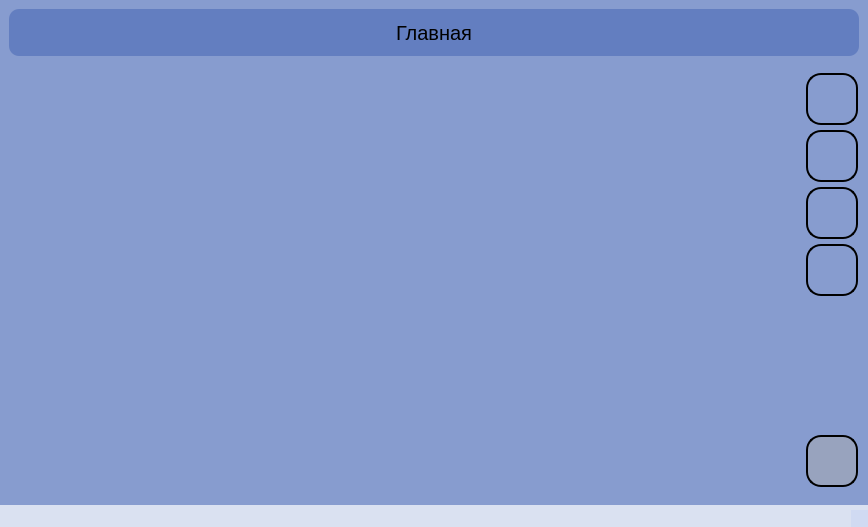
Before: the Qt Designer form mainwindow.ui in Shersula/LibrarySystem, drawn with Qt 5.
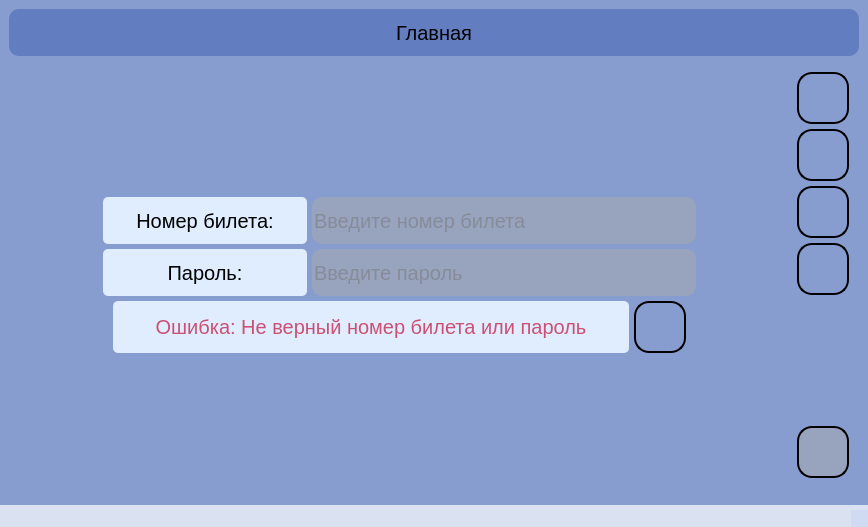
After: the same form once the commit is applied. The open tabs and pages were chosen to show the change. Icons and pictures are not drawn.

Diff of the .ui file:
```diff
--- a/mainwindow.ui
+++ b/mainwindow.ui
@@ -390,17 +390,536 @@
           </layout>
          </widget>
          <widget class="QWidget" name="AuthorizedPage">
-          <layout class="QVBoxLayout" name="verticalLayout_5"/>
-         </widget>
+          <layout class="QVBoxLayout" name="verticalLayout_5">
+           <property name="spacing">
+            <number>5</number>
+           </property>
+           <property name="leftMargin">
+            <number>0</number>
+           </property>
+           <property name="topMargin">
+            <number>0</number>
+           </property>
+           <property name="rightMargin">
+            <number>0</number>
+           </property>
+           <property name="bottomMargin">
+            <number>0</number>
+           </property>
+           <item>
+            <spacer name="verticalSpacer_2">
+             <property name="orientation">
+              <enum>Qt::Vertical</enum>
+             </property>
+             <property name="sizeType">
+              <enum>QSizePolicy::Expanding</enum>
+             </property>
+             <property name="sizeHint" stdset="0">
+              <size>
+               <width>20</width>
+               <height>300</height>
+              </size>
+             </property>
+            </spacer>
+           </item>
+           <item>
+            <widget class="QWidget" name="TicketNumber" native="true">
+             <property name="sizePolicy">
+              <sizepolicy hsizetype="Preferred" vsizetype="Preferred">
+               <horstretch>0</horstretch>
+               <verstretch>0</verstretch>
+              </sizepolicy>
+             </property>
+             <property name="styleSheet">
+              <string notr="true"/>
+             </property>
+             <layout class="QHBoxLayout" name="horizontalLayout">
+              <property name="spacing">
+               <number>5</number>
+              </property>
+              <property name="leftMargin">
+               <number>0</number>
+              </property>
+              <property name="topMargin">
+               <number>0</number>
+              </property>
+              <property name="rightMargin">
+               <number>0</number>
+              </property>
+              <property name="bottomMargin">
+               <number>0</number>
+              </property>
+              <item>
+               <spacer name="horizontalSpacer_4">
+                <property name="orientation">
+                 <enum>Qt::Horizontal</enum>
+                </property>
+                <property name="sizeHint" stdset="0">
+                 <size>
+                  <width>40</width>
+                  <height>20</height>
+                 </size>
+                </property>
+               </spacer>
+              </item>
+              <item>
+               <widget class="QWidget" name="TicketLabel" native="true">
+                <property name="sizePolicy">
+                 <sizepolicy hsizetype="Fixed" vsizetype="Fixed">
+                  <horstretch>0</horstretch>
+                  <verstretch>0</verstretch>
+                 </sizepolicy>
+                </property>
+                <property name="minimumSize">
+                 <size>
+                  <width>204</width>
+                  <height>47</height>
+                 </size>
+                </property>
+                <property name="maximumSize">
+                 <size>
+                  <width>204</width>
+                  <height>47</height>
+                 </size>
+                </property>
+                <property name="styleSheet">
+                 <string notr="true">background-color: rgb(223, 237, 255);
+border-radius: 5px;</string>
+                </property>
+                <layout class="QVBoxLayout" name="verticalLayout_6">
+                 <property name="spacing">
+                  <number>0</number>
+                 </property>
+                 <property name="leftMargin">
+                  <number>9</number>
+                 </property>
+                 <property name="topMargin">
+                  <number>9</number>
+                 </property>
+                 <property name="rightMargin">
+                  <number>9</number>
+                 </property>
+                 <property name="bottomMargin">
+                  <number>9</number>
+                 </property>
+                 <item>
+                  <widget class="QLabel" name="TicketText">
+                   <property name="styleSheet">
+                    <string notr="true">font-family: 'Acme';
+font-size: 20px;
+color: #000000;
+
+</string>
+                   </property>
+                   <property name="text">
+                    <string>Номер билета:</string>
+                   </property>
+                   <property name="alignment">
+                    <set>Qt::AlignCenter</set>
+                   </property>
+                  </widget>
+                 </item>
+                </layout>
         </widget>
        </item>
        <item>
-        <layout class="QVBoxLayout" name="Button_Group">
+               <widget class="QLineEdit" name="TicketInput">
+                <property name="sizePolicy">
+                 <sizepolicy hsizetype="Fixed" vsizetype="Expanding">
+                  <horstretch>0</horstretch>
+                  <verstretch>0</verstretch>
+                 </sizepolicy>
+                </property>
+                <property name="minimumSize">
+                 <size>
+                  <width>384</width>
+                  <height>47</height>
+                 </size>
+                </property>
+                <property name="maximumSize">
+                 <size>
+                  <width>384</width>
+                  <height>47</height>
+                 </size>
+                </property>
+                <property name="styleSheet">
+                 <string notr="true">background-color: rgb(152, 163, 190);
+border-radius: 10px;
+
+font-family: 'Acme';
+font-size: 20px;
+color: #737373;
+
+</string>
+                </property>
+                <property name="text">
+                 <string/>
+                </property>
+                <property name="maxLength">
+                 <number>32767</number>
+                </property>
+                <property name="placeholderText">
+                 <string>Введите номер билета</string>
+                </property>
+               </widget>
+              </item>
+              <item>
+               <spacer name="horizontalSpacer_5">
+                <property name="orientation">
+                 <enum>Qt::Horizontal</enum>
+                </property>
+                <property name="sizeHint" stdset="0">
+                 <size>
+                  <width>40</width>
+                  <height>20</height>
+                 </size>
+                </property>
+               </spacer>
+              </item>
+             </layout>
+            </widget>
+           </item>
+           <item>
+            <widget class="QWidget" name="Password" native="true">
+             <property name="sizePolicy">
+              <sizepolicy hsizetype="Preferred" vsizetype="Preferred">
+               <horstretch>0</horstretch>
+               <verstretch>0</verstretch>
+              </sizepolicy>
+             </property>
+             <property name="styleSheet">
+              <string notr="true"/>
+             </property>
+             <layout class="QHBoxLayout" name="horizontalLayout_2">
          <property name="spacing">
           <number>5</number>
          </property>
+              <property name="leftMargin">
+               <number>0</number>
+              </property>
          <property name="topMargin">
-          <number>10</number>
+               <number>0</number>
+              </property>
+              <property name="rightMargin">
+               <number>0</number>
+              </property>
+              <property name="bottomMargin">
+               <number>0</number>
+              </property>
+              <item>
+               <spacer name="horizontalSpacer_6">
+                <property name="orientation">
+                 <enum>Qt::Horizontal</enum>
+                </property>
+                <property name="sizeHint" stdset="0">
+                 <size>
+                  <width>40</width>
+                  <height>20</height>
+                 </size>
+                </property>
+               </spacer>
+              </item>
+              <item>
+               <widget class="QWidget" name="PasswordLabel" native="true">
+                <property name="sizePolicy">
+                 <sizepolicy hsizetype="Fixed" vsizetype="Fixed">
+                  <horstretch>0</horstretch>
+                  <verstretch>0</verstretch>
+                 </sizepolicy>
+                </property>
+                <property name="minimumSize">
+                 <size>
+                  <width>204</width>
+                  <height>47</height>
+                 </size>
+                </property>
+                <property name="maximumSize">
+                 <size>
+                  <width>204</width>
+                  <height>47</height>
+                 </size>
+                </property>
+                <property name="styleSheet">
+                 <string notr="true">background-color: rgb(223, 237, 255);
+border-radius: 5px;</string>
+                </property>
+                <layout class="QVBoxLayout" name="verticalLayout_7">
+                 <property name="spacing">
+                  <number>0</number>
+                 </property>
+                 <property name="leftMargin">
+                  <number>9</number>
+                 </property>
+                 <property name="topMargin">
+                  <number>9</number>
+                 </property>
+                 <property name="rightMargin">
+                  <number>9</number>
+                 </property>
+                 <property name="bottomMargin">
+                  <number>9</number>
+                 </property>
+                 <item>
+                  <widget class="QLabel" name="PasswordText">
+                   <property name="styleSheet">
+                    <string notr="true">font-family: 'Acme';
+font-size: 20px;
+color: #000000;
+
+</string>
+                   </property>
+                   <property name="text">
+                    <string>Пароль:</string>
+                   </property>
+                   <property name="alignment">
+                    <set>Qt::AlignCenter</set>
+                   </property>
+                  </widget>
+                 </item>
+                </layout>
+               </widget>
+              </item>
+              <item>
+               <widget class="QLineEdit" name="PasswordInput">
+                <property name="sizePolicy">
+                 <sizepolicy hsizetype="Fixed" vsizetype="Expanding">
+                  <horstretch>0</horstretch>
+                  <verstretch>0</verstretch>
+                 </sizepolicy>
+                </property>
+                <property name="minimumSize">
+                 <size>
+                  <width>384</width>
+                  <height>47</height>
+                 </size>
+                </property>
+                <property name="maximumSize">
+                 <size>
+                  <width>384</width>
+                  <height>47</height>
+                 </size>
+                </property>
+                <property name="styleSheet">
+                 <string notr="true">background-color: rgb(152, 163, 190);
+border-radius: 10px;
+
+font-family: 'Acme';
+font-size: 20px;
+color: #737373;
+
+</string>
+                </property>
+                <property name="echoMode">
+                 <enum>QLineEdit::Password</enum>
+                </property>
+                <property name="placeholderText">
+                 <string>Введите пароль</string>
+                </property>
+               </widget>
+              </item>
+              <item>
+               <spacer name="horizontalSpacer_7">
+                <property name="orientation">
+                 <enum>Qt::Horizontal</enum>
+                </property>
+                <property name="sizeHint" stdset="0">
+                 <size>
+                  <width>40</width>
+                  <height>20</height>
+                 </size>
+                </property>
+               </spacer>
+              </item>
+             </layout>
+            </widget>
+           </item>
+           <item>
+            <widget class="QWidget" name="LogIn" native="true">
+             <property name="styleSheet">
+              <string notr="true"/>
+             </property>
+             <layout class="QHBoxLayout" name="horizontalLayout_3">
+              <property name="spacing">
+               <number>5</number>
+              </property>
+              <property name="leftMargin">
+               <number>0</number>
+              </property>
+              <property name="topMargin">
+               <number>0</number>
+              </property>
+              <property name="rightMargin">
+               <number>0</number>
+              </property>
+              <property name="bottomMargin">
+               <number>0</number>
+              </property>
+              <item>
+               <spacer name="horizontalSpacer_8">
+                <property name="orientation">
+                 <enum>Qt::Horizontal</enum>
+                </property>
+                <property name="sizeHint" stdset="0">
+                 <size>
+                  <width>40</width>
+                  <height>20</height>
+                 </size>
+                </property>
+               </spacer>
+              </item>
+              <item>
+               <widget class="QWidget" name="LogInMsg" native="true">
+                <property name="sizePolicy">
+                 <sizepolicy hsizetype="Fixed" vsizetype="Fixed">
+                  <horstretch>0</horstretch>
+                  <verstretch>0</verstretch>
+                 </sizepolicy>
+                </property>
+                <property name="minimumSize">
+                 <size>
+                  <width>516</width>
+                  <height>52</height>
+                 </size>
+                </property>
+                <property name="maximumSize">
+                 <size>
+                  <width>516</width>
+                  <height>52</height>
+                 </size>
+                </property>
+                <property name="styleSheet">
+                 <string notr="true">background-color: rgb(223, 237, 255);
+border-radius: 5px;</string>
+                </property>
+                <layout class="QVBoxLayout" name="verticalLayout_8">
+                 <property name="spacing">
+                  <number>0</number>
+                 </property>
+                 <item>
+                  <widget class="QLabel" name="LogInText">
+                   <property name="styleSheet">
+                    <string notr="true">font-family: 'Acme';
+font-size: 20px;
+color: #CC5072;
+
+</string>
+                   </property>
+                   <property name="text">
+                    <string>Ошибка: Не верный номер билета или пароль</string>
+                   </property>
+                   <property name="alignment">
+                    <set>Qt::AlignCenter</set>
+                   </property>
+                  </widget>
+                 </item>
+                </layout>
+               </widget>
+              </item>
+              <item>
+               <widget class="QPushButton" name="LogInBtn">
+                <property name="sizePolicy">
+                 <sizepolicy hsizetype="Minimum" vsizetype="Expanding">
+                  <horstretch>0</horstretch>
+                  <verstretch>0</verstretch>
+                 </sizepolicy>
+                </property>
+                <property name="minimumSize">
+                 <size>
+                  <width>52</width>
+                  <height>52</height>
+                 </size>
+                </property>
+                <property name="maximumSize">
+                 <size>
+                  <width>52</width>
+                  <height>52</height>
+                 </size>
+                </property>
+                <property name="cursor">
+                 <cursorShape>PointingHandCursor</cursorShape>
+                </property>
+                <property name="styleSheet">
+                 <string notr="true">#LogInBtn
+{
+	background-color: rgb(135, 156, 207);
+	border-color: rgb(0, 0, 0);
+	border: solid;
+	border-width: 2px;
+	border-radius: 15px;
+}
+
+#LogInBtn:hover
+{
+	background-color: rgb(85, 98, 130);
+}
+
+#LogInBtn:pressed
+{
+    border: unset;
+}
+
+</string>
+                </property>
+                <property name="text">
+                 <string/>
+                </property>
+                <property name="icon">
+                 <iconset>
+                  <normalon>:/res/img/icons/LogInIco.png</normalon>
+                 </iconset>
+                </property>
+                <property name="iconSize">
+                 <size>
+                  <width>32</width>
+                  <height>32</height>
+                 </size>
+                </property>
+               </widget>
+              </item>
+              <item>
+               <spacer name="horizontalSpacer_9">
+                <property name="orientation">
+                 <enum>Qt::Horizontal</enum>
+                </property>
+                <property name="sizeHint" stdset="0">
+                 <size>
+                  <width>40</width>
+                  <height>20</height>
+                 </size>
+                </property>
+               </spacer>
+              </item>
+             </layout>
+            </widget>
+           </item>
+           <item>
+            <spacer name="verticalSpacer_3">
+             <property name="orientation">
+              <enum>Qt::Vertical</enum>
+             </property>
+             <property name="sizeType">
+              <enum>QSizePolicy::Expanding</enum>
+             </property>
+             <property name="sizeHint" stdset="0">
+              <size>
+               <width>20</width>
+               <height>300</height>
+              </size>
+             </property>
+            </spacer>
+           </item>
+          </layout>
+         </widget>
+        </widget>
+       </item>
+       <item>
+        <widget class="QWidget" name="Button_Group" native="true">
+         <property name="styleSheet">
+          <string notr="true"/>
+         </property>
+         <layout class="QVBoxLayout" name="verticalLayout_9">
+          <property name="spacing">
+           <number>5</number>
          </property>
          <item>
           <widget class="QPushButton" name="BookGiveBtn">
@@ -423,11 +942,24 @@
             </size>
            </property>
            <property name="styleSheet">
-            <string notr="true">background-color: rgb(135, 156, 207);
-border-color: rgb(0, 0, 0);
-border: solid;
-border-width: 2px;
-border-radius: 15px;</string>
+             <string notr="true">#BookGiveBtn
+{
+	background-color: rgb(135, 156, 207);
+	border-color: rgb(0, 0, 0);
+	border: solid;
+	border-width: 2px;
+	border-radius: 15px;
+}
+
+#BookGiveBtn:hover
+{
+	background-color: rgb(85, 98, 130);
+}
+
+#BookGiveBtn:pressed
+{
+    border: unset;
+}</string>
            </property>
            <property name="text">
             <string/>
@@ -465,11 +997,24 @@
             </size>
            </property>
            <property name="styleSheet">
-            <string notr="true">background-color: rgb(135, 156, 207);
+             <string notr="true">#TicketGiveBtn
+{
+background-color: rgb(135, 156, 207);
 border-color: rgb(0, 0, 0);
 border: solid;
 border-width: 2px;
-border-radius: 15px;</string>
+border-radius: 15px;
+}
+
+#TicketGiveBtn:hover
+{
+	background-color: rgb(85, 98, 130);
+}
+
+#TicketGiveBtn:pressed
+{
+    border: unset;
+}</string>
            </property>
            <property name="text">
             <string/>
@@ -507,11 +1052,24 @@
             </size>
            </property>
            <property name="styleSheet">
-            <string notr="true">background-color: rgb(135, 156, 207);
-border-color: rgb(0, 0, 0);
-border: solid;
-border-width: 2px;
-border-radius: 15px;</string>
+             <string notr="true">#BookListBtn
+{
+	background-color: rgb(135, 156, 207);
+	border-color: rgb(0, 0, 0);
+	border: solid;
+	border-width: 2px;
+	border-radius: 15px;
+}
+
+#BookListBtn:hover
+{
+	background-color: rgb(85, 98, 130);
+}
+
+#BookListBtn:pressed
+{
+    border: unset;
+}</string>
            </property>
            <property name="text">
             <string/>
@@ -549,11 +1107,24 @@
             </size>
            </property>
            <property name="styleSheet">
-            <string notr="true">background-color: rgb(135, 156, 207);
-border-color: rgb(0, 0, 0);
-border: solid;
-border-width: 2px;
-border-radius: 15px;</string>
+             <string notr="true">#InfoBtn
+{
+	background-color: rgb(135, 156, 207);
+	border-color: rgb(0, 0, 0);
+	border: solid;
+	border-width: 2px;
+	border-radius: 15px;
+}
+
+#InfoBtn:hover
+{
+	background-color: rgb(85, 98, 130);
+}
+
+#InfoBtn:pressed
+{
+    border: unset;
+}</string>
            </property>
            <property name="text">
             <string/>
@@ -604,11 +1175,24 @@
             </size>
            </property>
            <property name="styleSheet">
-            <string notr="true">background-color: rgb(152, 163, 190);
-border-color: rgb(0, 0, 0);
-border: solid;
-border-width: 2px;
-border-radius: 15px;
+             <string notr="true">#Exit
+{
+	background-color: rgb(152, 163, 190);
+	border-color: rgb(0, 0, 0);
+	border: solid;
+	border-width: 2px;
+	border-radius: 15px;
+}
+
+#Exit:hover
+{
+	background-color: rgb(97, 104, 121);
+}
+
+#Exit:pressed
+{
+    border: unset;
+}
 
 </string>
            </property>
@@ -629,6 +1213,7 @@
           </widget>
          </item>
         </layout>
+        </widget>
        </item>
       </layout>
      </widget>
```
Left out of the diff: 72 changed lines with no effect on the pictures. Lines whose indentation alone changed are shown as unchanged.
